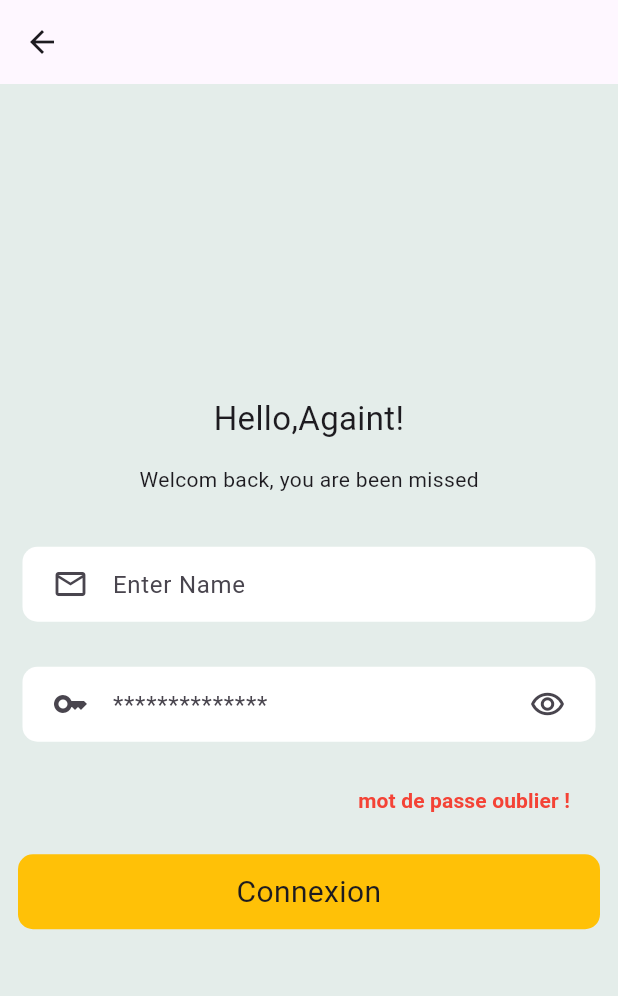
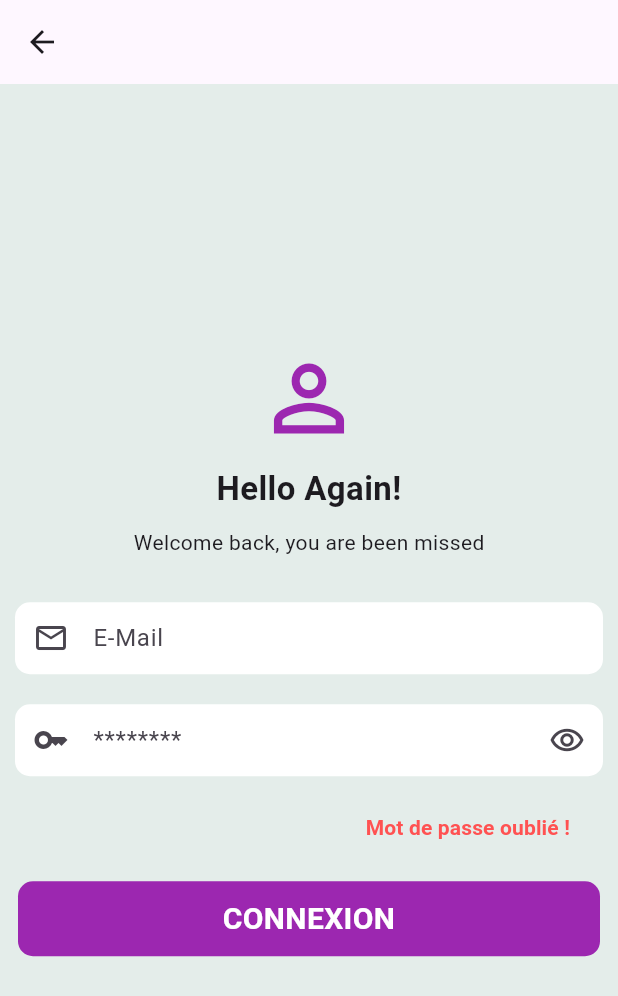
Before and after one commit to yacou226/FinanceMe, a Flutter app: the screen it shows after launch, after a tap on "Skip", after a tap on "Done", on a phone screen of 412 x 824 dp. Shown: the top 996 px of the screen. Run offline on Flutter 3.47's test engine with Material 2 defaults, Android fonts, the phone set to English and light mode, and no system bars; our stand-ins replace smooth_page_indicator; missing offline and left inert: passwordfield.

Commit message:
Modification loginPage

```diff
--- a/lib/Pages/Auth/LoginPage.dart
+++ b/lib/Pages/Auth/LoginPage.dart
@@ -1,5 +1,7 @@
 import 'package:finance_me/Pages/Auth/Register.dart';
 import 'package:flutter/material.dart';
+import 'package:passwordfield/passwordfield.dart';
+// Import de la bibliothèque d'icônes
 
 class LoginPage extends StatelessWidget {
   const LoginPage({super.key});
@@ -14,75 +16,90 @@ class LoginPage extends StatelessWidget {
           mainAxisAlignment: MainAxisAlignment.center,
           children: [
             const Padding(
-              padding: EdgeInsets.all(15.0),
-              child: Text(
-                'Hello,Againt!',
-                textAlign: TextAlign.center,
-                style: TextStyle(fontSize: 22.0),
+              padding: EdgeInsets.all(0.0),
+              child: Icon(
+                Icons.person_outline, // Utilisation de l'icône person
+                size: 70.0,
+                color: Colors.purple,
               ),
             ),
-            const Text('Welcom back, you are been missed'),
+            const Padding(
+              padding: EdgeInsets.all(10.0),
+              child: Text(
+                'Hello Again!',
+                textAlign: TextAlign.center,
+                style: TextStyle(fontSize: 22.0, fontWeight: FontWeight.bold),
+              ),
+            ),
+            const Text('Welcome back, you are been missed'),
             const SizedBox(
               height: 20.0,
             ),
+
+            //Input E-mail
             Padding(
-              padding: const EdgeInsets.all(15.0),
+              padding: const EdgeInsets.all(10.0),
               child: Container(
-                padding: EdgeInsets.all(8.0),
-                height: 50,
                 width: MediaQuery.of(context).size.width,
                 decoration: const BoxDecoration(
                     borderRadius: BorderRadius.all(Radius.circular(10.0)),
                     color: Colors.white),
                 child: const TextField(
                   decoration: InputDecoration(
-                    border: InputBorder.none,
-                    hintText: 'Enter Name',
-                    prefixIcon: Icon(Icons.email_outlined)
+                    prefixIcon: Icon(Icons.email_outlined),
+                    border: OutlineInputBorder(
+                        borderSide: BorderSide.none,
+                        borderRadius: BorderRadius.all(Radius.circular(10.0))),
+                    contentPadding: EdgeInsets.zero,
+                    hintText: 'E-Mail',
                   ),
                 ),
               ),
             ),
+
             Padding(
-              padding: const EdgeInsets.all(15.0),
+              padding: const EdgeInsets.all(10.0),
               child: Container(
-                padding: const EdgeInsets.all(8.0),
-                height: 50,
                 width: MediaQuery.of(context).size.width,
                 decoration: const BoxDecoration(
                     borderRadius: BorderRadius.all(Radius.circular(10.0)),
                     color: Colors.white),
-                child:  const TextField(
-                  obscureText: true,
+                child: const TextField(
                   decoration: InputDecoration(
-                    border: InputBorder.none,
-                    hintText: '**************',
+                    suffixIcon: Icon(Icons.remove_red_eye_outlined),
                     prefixIcon: Icon(Icons.key),
-                    suffixIcon: Icon(Icons.remove_red_eye_outlined)
+                    border: OutlineInputBorder(
+                        borderSide: BorderSide.none,
+                        borderRadius: BorderRadius.all(Radius.circular(10.0))),
+                    contentPadding: EdgeInsets.zero,
+                    hintText: '********',
                   ),
                 ),
               ),
             ),
+
             Row(
               mainAxisAlignment: MainAxisAlignment.spaceAround,
               children: [
-                    Expanded(child: Container()),
-
-              const Padding(
-                padding: EdgeInsets.only(right: 20.0),
-                child:  TextButton(onPressed:null,
-                child: Text('mot de passe oublier !',style: TextStyle(
-                  color: Colors.red,
-                  fontWeight: FontWeight.bold,fontSize: 14.0
-                ),)),
-              ),
+                Expanded(child: Container()),
+                const Padding(
+                  padding: EdgeInsets.only(right: 20.0),
+                  child: TextButton(
+                      onPressed: null,
+                      child: Text(
+                        'Mot de passe oublié !',
+                        style: TextStyle(
+                            color: Colors.redAccent,
+                            fontWeight: FontWeight.bold,
+                            fontSize: 14.0),
+                      )),
+                ),
               ],
             ),
-
-
             InkWell(
-              onTap: (){
-                Navigator.push(context, MaterialPageRoute(builder:(context) => RegisterPage()));
+              onTap: () {
+                Navigator.push(context,
+                    MaterialPageRoute(builder: (context) => RegisterPage()));
               },
               child: Padding(
                 padding: const EdgeInsets.all(12.0),
@@ -91,13 +108,17 @@ class LoginPage extends StatelessWidget {
                   height: 50,
                   decoration: const BoxDecoration(
                     borderRadius: BorderRadius.all(Radius.circular(10.0)),
-                    color: Colors.amber,
+                    color: Colors.purple,
                   ),
                   child: const Center(
                       child: Text(
-                    'Connexion',
+                    'CONNEXION',
                     textAlign: TextAlign.center,
-                    style: TextStyle(fontSize: 20.0, fontWeight: FontWeight.w400),
+                    style: TextStyle(
+                      fontSize: 20.0,
+                      fontWeight: FontWeight.bold,
+                      color: Colors.white,
+                    ),
                   )),
                 ),
               ),
--- a/lib/main.dart
+++ b/lib/main.dart
@@ -18,11 +18,9 @@ class MyApp extends StatelessWidget {
         title: 'Flutter Demo',
         debugShowCheckedModeBanner: false,
         theme: ThemeData(
-
           colorScheme: ColorScheme.fromSeed(seedColor: Colors.deepPurple),
           useMaterial3: true,
         ),
-      home:    const OnboardingPage()
-    );
+        home: const OnboardingPage());
   }
 }
--- a/pubspec.yaml
+++ b/pubspec.yaml
@@ -37,6 +37,7 @@ dependencies:
   # Use with the CupertinoIcons class for iOS style icons.
   cupertino_icons: ^1.0.2
   smooth_page_indicator: ^1.1.0
+  passwordfield: ^0.2.0
 
 dev_dependencies:
   flutter_test:
```
Also changed, not shown: pubspec.lock. Lines whose indentation alone changed are shown as unchanged.
